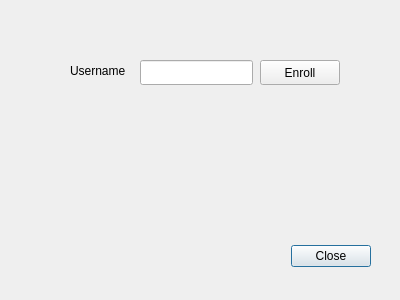
Above: qt/Project3/createuserwindow.ui from bangnbx/hust_final_project before the change. Below: the same form after it.
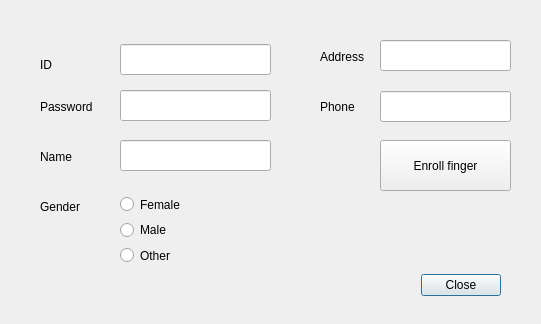
That is the form after the change.

Diff of the .ui file:
```diff
--- a/qt/Project3/createuserwindow.ui
+++ b/qt/Project3/createuserwindow.ui
@@ -6,8 +6,8 @@
    <rect>
     <x>0</x>
     <y>0</y>
-    <width>400</width>
-    <height>300</height>
+    <width>541</width>
+    <height>324</height>
    </rect>
   </property>
   <property name="windowTitle">
@@ -16,10 +16,10 @@
   <widget class="QDialogButtonBox" name="buttonBox">
    <property name="geometry">
     <rect>
-     <x>30</x>
-     <y>240</y>
-     <width>341</width>
-     <height>32</height>
+     <x>400</x>
+     <y>260</y>
+     <width>101</width>
+     <height>51</height>
     </rect>
    </property>
    <property name="orientation">
@@ -32,44 +32,50 @@
   <widget class="QLabel" name="label">
    <property name="geometry">
     <rect>
-     <x>70</x>
-     <y>60</y>
+     <x>40</x>
+     <y>49</y>
      <width>61</width>
-     <height>21</height>
+     <height>31</height>
     </rect>
    </property>
    <property name="text">
-    <string>Username</string>
+    <string>ID</string>
+   </property>
+   <property name="textFormat">
+    <enum>Qt::PlainText</enum>
+   </property>
+   <property name="scaledContents">
+    <bool>false</bool>
    </property>
   </widget>
   <widget class="QLineEdit" name="lineEditUsername">
    <property name="geometry">
     <rect>
-     <x>140</x>
-     <y>60</y>
-     <width>113</width>
-     <height>25</height>
+     <x>120</x>
+     <y>44</y>
+     <width>151</width>
+     <height>31</height>
     </rect>
    </property>
   </widget>
   <widget class="QPushButton" name="enrollBtn">
    <property name="geometry">
     <rect>
-     <x>260</x>
-     <y>60</y>
-     <width>80</width>
-     <height>25</height>
+     <x>380</x>
+     <y>140</y>
+     <width>131</width>
+     <height>51</height>
     </rect>
    </property>
    <property name="text">
-    <string>Enroll</string>
+    <string>Enroll finger</string>
    </property>
   </widget>
   <widget class="QLabel" name="newMsg">
    <property name="geometry">
     <rect>
-     <x>140</x>
-     <y>100</y>
+     <x>130</x>
+     <y>140</y>
      <width>221</width>
      <height>31</height>
     </rect>
@@ -78,6 +84,150 @@
     <string/>
    </property>
   </widget>
+  <widget class="QLabel" name="label_2">
+   <property name="geometry">
+    <rect>
+     <x>40</x>
+     <y>100</y>
+     <width>59</width>
+     <height>14</height>
+    </rect>
+   </property>
+   <property name="text">
+    <string>Password</string>
+   </property>
+  </widget>
+  <widget class="QLineEdit" name="lineEdit">
+   <property name="geometry">
+    <rect>
+     <x>120</x>
+     <y>90</y>
+     <width>151</width>
+     <height>31</height>
+    </rect>
+   </property>
+  </widget>
+  <widget class="QLabel" name="label_3">
+   <property name="geometry">
+    <rect>
+     <x>40</x>
+     <y>150</y>
+     <width>59</width>
+     <height>14</height>
+    </rect>
+   </property>
+   <property name="text">
+    <string>Name</string>
+   </property>
+  </widget>
+  <widget class="QLineEdit" name="lineEdit_2">
+   <property name="geometry">
+    <rect>
+     <x>120</x>
+     <y>140</y>
+     <width>151</width>
+     <height>31</height>
+    </rect>
+   </property>
+  </widget>
+  <widget class="QLabel" name="label_4">
+   <property name="geometry">
+    <rect>
+     <x>320</x>
+     <y>50</y>
+     <width>59</width>
+     <height>14</height>
+    </rect>
+   </property>
+   <property name="text">
+    <string>Address</string>
+   </property>
+  </widget>
+  <widget class="QLineEdit" name="lineEdit_3">
+   <property name="geometry">
+    <rect>
+     <x>380</x>
+     <y>40</y>
+     <width>131</width>
+     <height>31</height>
+    </rect>
+   </property>
+  </widget>
+  <widget class="QLabel" name="label_5">
+   <property name="geometry">
+    <rect>
+     <x>320</x>
+     <y>100</y>
+     <width>59</width>
+     <height>14</height>
+    </rect>
+   </property>
+   <property name="text">
+    <string>Phone</string>
+   </property>
+  </widget>
+  <widget class="QLineEdit" name="lineEdit_4">
+   <property name="geometry">
+    <rect>
+     <x>380</x>
+     <y>91</y>
+     <width>131</width>
+     <height>31</height>
+    </rect>
+   </property>
+  </widget>
+  <widget class="QLabel" name="label_6">
+   <property name="geometry">
+    <rect>
+     <x>40</x>
+     <y>200</y>
+     <width>59</width>
+     <height>14</height>
+    </rect>
+   </property>
+   <property name="text">
+    <string>Gender</string>
+   </property>
+  </widget>
+  <widget class="QRadioButton" name="radioButton">
+   <property name="geometry">
+    <rect>
+     <x>120</x>
+     <y>189</y>
+     <width>111</width>
+     <height>31</height>
+    </rect>
+   </property>
+   <property name="text">
+    <string>Female</string>
+   </property>
+  </widget>
+  <widget class="QRadioButton" name="radioButton_2">
+   <property name="geometry">
+    <rect>
+     <x>120</x>
+     <y>220</y>
+     <width>100</width>
+     <height>20</height>
+    </rect>
+   </property>
+   <property name="text">
+    <string>Male</string>
+   </property>
+  </widget>
+  <widget class="QRadioButton" name="radioButton_3">
+   <property name="geometry">
+    <rect>
+     <x>120</x>
+     <y>240</y>
+     <width>101</width>
+     <height>31</height>
+    </rect>
+   </property>
+   <property name="text">
+    <string>Other</string>
+   </property>
+  </widget>
  </widget>
  <resources/>
  <connections>
```
